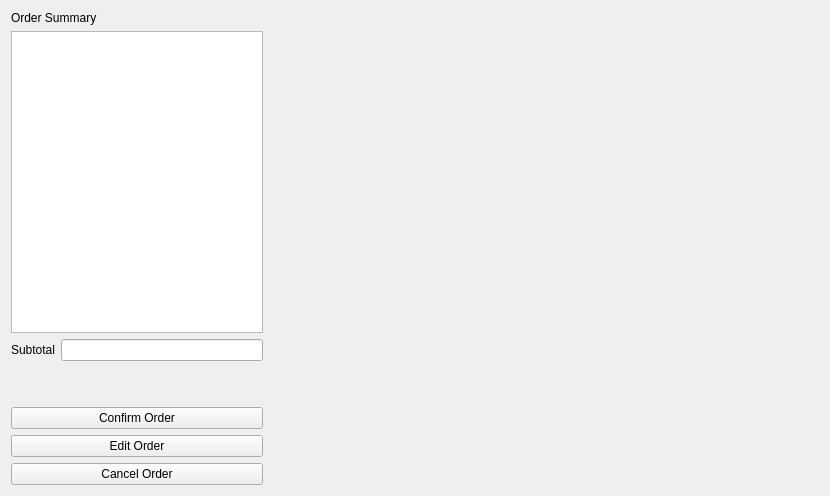
jwannamaker/CS1D_FastFoodProject, file menuwidget.ui: the form before one commit.
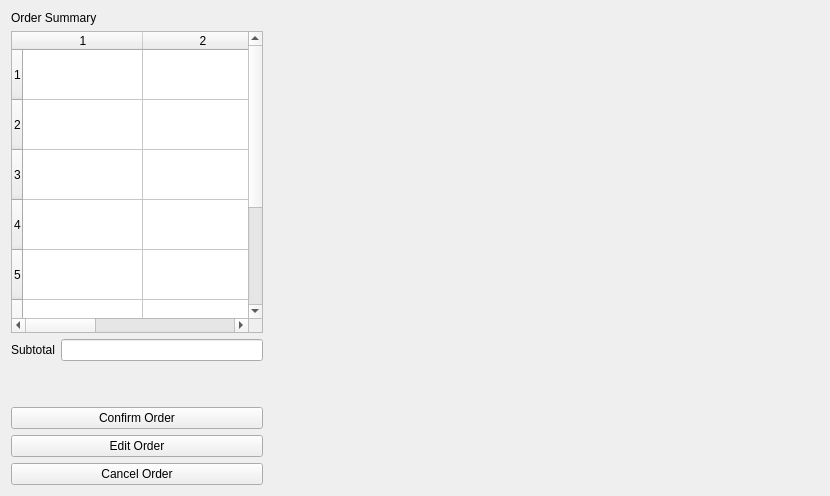
The form after the commit.

Diff of the .ui file:
```diff
--- a/menuwidget.ui
+++ b/menuwidget.ui
@@ -27,9 +27,32 @@
        </item>
        <item>
         <widget class="QTableWidget" name="tableWidget_menuItems">
+         <property name="rowCount">
+          <number>8</number>
+         </property>
+         <property name="columnCount">
+          <number>3</number>
+         </property>
+         <attribute name="horizontalHeaderDefaultSectionSize">
+          <number>120</number>
+         </attribute>
          <attribute name="horizontalHeaderStretchLastSection">
-          <bool>true</bool>
+          <bool>false</bool>
          </attribute>
+         <attribute name="verticalHeaderDefaultSectionSize">
+          <number>50</number>
+         </attribute>
+         <row/>
+         <row/>
+         <row/>
+         <row/>
+         <row/>
+         <row/>
+         <row/>
+         <row/>
+         <column/>
+         <column/>
+         <column/>
         </widget>
        </item>
        <item>
```
Left out of the diff: 2 changed lines with no effect on the pictures.
